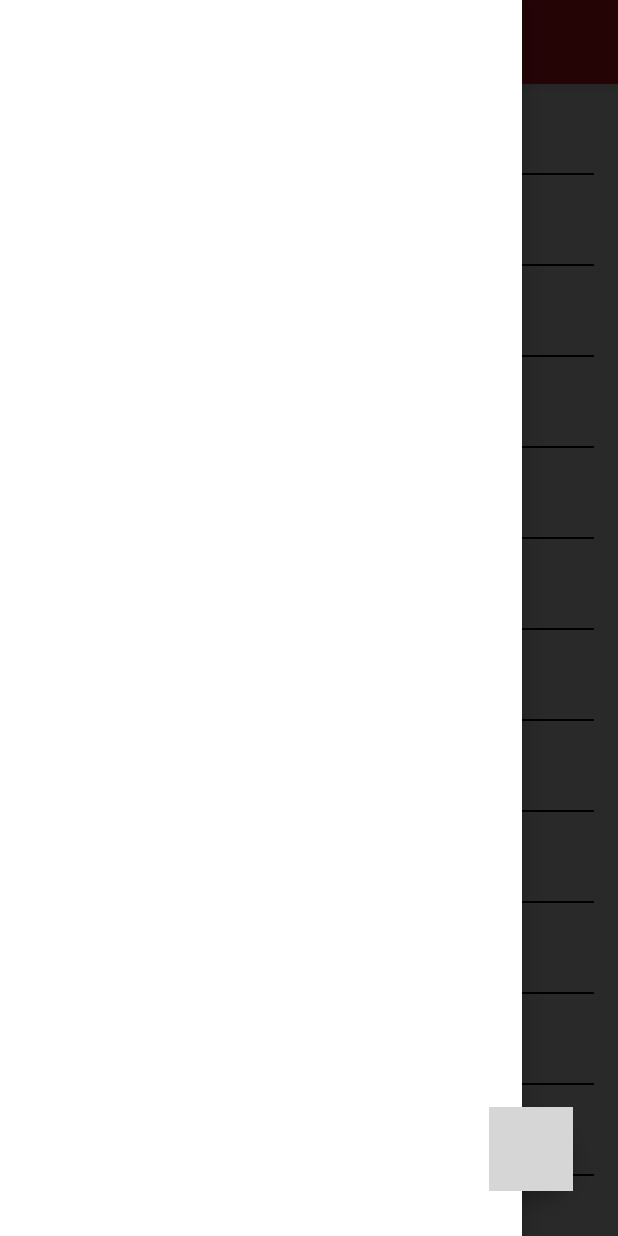
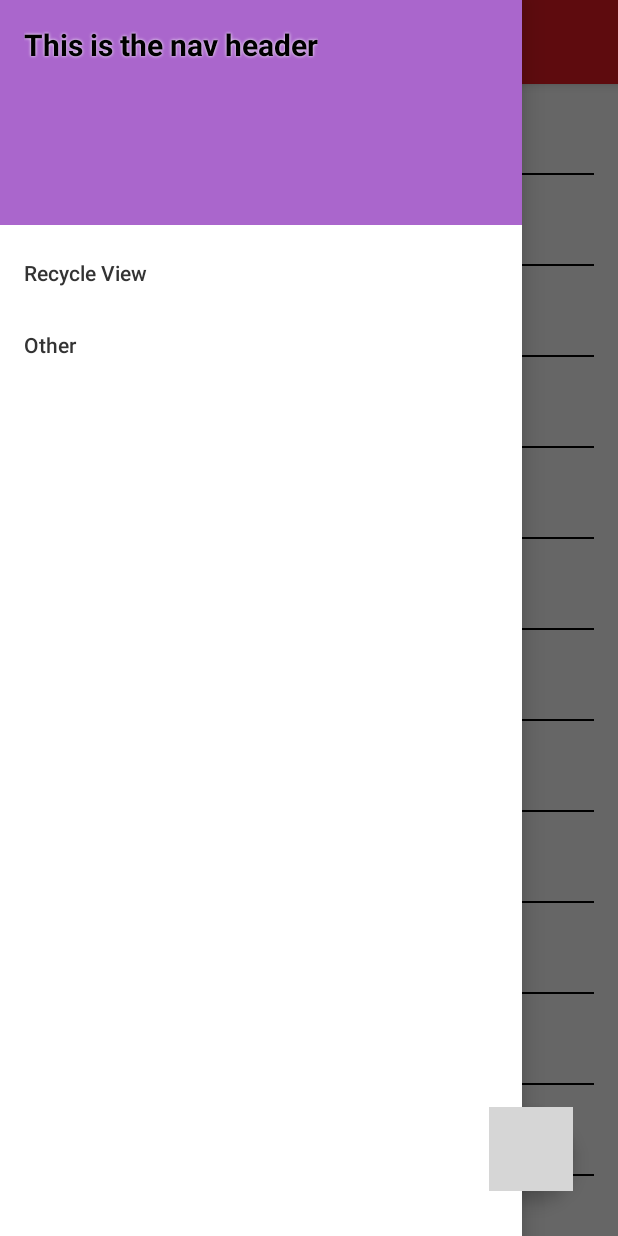
Before and after one commit to andras-the-android/MyPocApplication, an Android app: the MaterialTestActivity screen opened directly, with no data from a screen before it, after a tap on "Hello world!", on a phone screen of 412 x 824 dp. Run offline under Robolectric (Android 15) with nearby library versions, the phone set to English and light mode, and no system bars; our stand-ins replace ButterKnife; 2 statements that could not run were skipped; grey boxes are pictures that could not be loaded.

Commit message:
navigation drawer

```diff
--- a/app/src/main/AndroidManifest.xml
+++ b/app/src/main/AndroidManifest.xml
@@ -87,7 +87,7 @@
                 android:value="com.example.andras.myapplication.LocationActivity" />
         </activity>
         <activity
-            android:name=".MaterialTestActivity"
+            android:name=".material.MaterialTestActivity"
             android:label="@string/title_activity_material_test"
             android:theme="@style/MaterialTheme" >
         </activity>
--- a/app/src/main/java/com/example/andras/myapplication/DragController.java
+++ b/app/src/main/java/com/example/andras/myapplication/DragController.java
@@ -9,6 +9,8 @@ import android.view.GestureDetector;
 import android.view.MotionEvent;
 import android.view.View;
 import android.widget.ImageView;
+
+import com.example.andras.myapplication.material.MaterialTestAdapter;
 
 /**
  * Based on:
--- a/app/src/main/java/com/example/andras/myapplication/MainActivity.java
+++ b/app/src/main/java/com/example/andras/myapplication/MainActivity.java
@@ -4,6 +4,8 @@ import android.app.Activity;
 import android.content.Intent;
 import android.os.Bundle;
 import android.view.View;
+
+import com.example.andras.myapplication.material.MaterialTestActivity;
 
 
 public class MainActivity extends Activity {
--- a/app/src/main/java/com/example/andras/myapplication/MaterialTestActivity.java
+++ /dev/null
@@ -1,89 +0,0 @@
-package com.example.andras.myapplication;
-
-import android.content.res.Configuration;
-import android.os.Bundle;
-import android.support.v4.widget.DrawerLayout;
-import android.support.v7.app.ActionBarDrawerToggle;
-import android.support.v7.app.AppCompatActivity;
-import android.support.v7.widget.LinearLayoutManager;
-import android.support.v7.widget.RecyclerView;
-import android.support.v7.widget.Toolbar;
-import android.view.Menu;
-import android.view.MenuItem;
-import android.widget.ImageView;
-
-import butterknife.ButterKnife;
-import butterknife.InjectView;
-
-public class MaterialTestActivity extends AppCompatActivity {
-
-    @InjectView(R.id.drawerLayout)
-    DrawerLayout drawerLayout;
-    @InjectView(R.id.recyclerView)
-    RecyclerView recyclerView;
-    @InjectView(R.id.toolbar)
-    Toolbar toolbar;
-    @InjectView(R.id.drag_overlay)
-    ImageView dragOverlay ;
-
-    ActionBarDrawerToggle drawerToggle;
-
-    @Override
-    protected void onCreate(Bundle savedInstanceState) {
-        super.onCreate(savedInstanceState);
-        setContentView(R.layout.activity_material_test);
-        ButterKnife.inject(this);
-        setSupportActionBar(toolbar);
-
-        drawerToggle = new ActionBarDrawerToggle(MaterialTestActivity.this, drawerLayout, R.string.hello_world, R.string.hello_world);
-        drawerLayout.setDrawerListener(drawerToggle);
-
-        recyclerView.setLayoutManager(new LinearLayoutManager(this));
-        recyclerView.setAdapter(new MaterialTestAdapter());
-        recyclerView.addOnItemTouchListener(new DragController(recyclerView, dragOverlay));
-
-        getSupportActionBar().setHomeButtonEnabled(true);
-        getSupportActionBar().setDisplayHomeAsUpEnabled(true);
-    }
-
-    @Override
-    public void onPostCreate(Bundle savedInstanceState) {
-        super.onPostCreate(savedInstanceState);
-        drawerToggle.syncState();
-    }
-
-    @Override
-    public void onConfigurationChanged(Configuration newConfig) {
-        super.onConfigurationChanged(newConfig);
-        drawerToggle.onConfigurationChanged(newConfig);
-    }
-
-    @Override
-    public boolean onCreateOptionsMenu(Menu menu) {
-        // Inflate the menu; this adds items to the action bar if it is present.
-        getMenuInflater().inflate(R.menu.menu_material_test, menu);
-        return true;
-    }
-
-    @Override
-    public boolean onOptionsItemSelected(MenuItem item) {
-        // Handle action bar item clicks here. The action bar will
-        // automatically handle clicks on the Home/Up button, so long
-        // as you specify a parent activity in AndroidManifest.xml.
-
-        if (drawerToggle.onOptionsItemSelected(item)) {
-            return true;
-        }
-
-        int id = item.getItemId();
-
-
-
-        //noinspection SimplifiableIfStatement
-        if (id == R.id.action_settings) {
-            return true;
-        }
-
-        return super.onOptionsItemSelected(item);
-    }
-}
--- /dev/null
+++ b/app/src/main/java/com/example/andras/myapplication/material/MaterialTestActivity.java
@@ -0,0 +1,151 @@
+package com.example.andras.myapplication.material;
+
+import android.app.Fragment;
+import android.content.res.Configuration;
+import android.os.Bundle;
+import android.os.Handler;
+import android.support.design.widget.NavigationView;
+import android.support.v4.view.GravityCompat;
+import android.support.v4.widget.DrawerLayout;
+import android.support.v7.app.ActionBarDrawerToggle;
+import android.support.v7.app.AppCompatActivity;
+import android.support.v7.widget.Toolbar;
+import android.view.MenuItem;
+import android.view.View;
+import android.widget.TextView;
+
+import com.example.andras.myapplication.R;
+
+import butterknife.ButterKnife;
+import butterknife.InjectView;
+
+public class MaterialTestActivity extends AppCompatActivity {
+
+    private static final long DRAWER_CLOSE_DELAY_MS = 350;
+
+    @InjectView(R.id.drawerLayout)
+    DrawerLayout drawerLayout;
+    @InjectView(R.id.toolbar)
+    Toolbar toolbar;
+    @InjectView(R.id.navigation)
+    NavigationView navigationView;
+
+    ActionBarDrawerToggle drawerToggle;
+    private final Handler drawerActionHandler = new Handler();
+
+    @Override
+    protected void onCreate(Bundle savedInstanceState) {
+        super.onCreate(savedInstanceState);
+        setContentView(R.layout.activity_material_test);
+        ButterKnife.inject(this);
+        setSupportActionBar(toolbar);
+
+        // set up the hamburger icon to open and close the drawer
+        drawerToggle = new ActionBarDrawerToggle(MaterialTestActivity.this, drawerLayout, R.string.hello_world, R.string.hello_world) {
+            //ezek nem kötelezőek
+//            @Override
+//            public void onDrawerClosed(View drawerView) {
+//            ...
+//
+//            @Override
+//            public void onDrawerOpened(View drawerView) {
+//            ...
+//
+//            @Override
+//            public void onDrawerSlide(View drawerView, float slideOffset) {
+//            ...
+//
+//            @Override
+//            public void onDrawerStateChanged(int newState) {
+//            ...
+//
+//            @Override
+//            public boolean onOptionsItemSelected(MenuItem item) {
+//                return super.onOptionsItemSelected(item);
+//            }
+//
+//            @Override
+//            public void onConfigurationChanged(Configuration newConfig) {
+//            ...
+//        }
+        };
+        //http://blog.xebia.com/2015/06/09/android-design-support-navigationview/
+        drawerLayout.setDrawerListener(drawerToggle);
+        drawerToggle.syncState();
+
+        // listen for navigation events
+        navigationView.setNavigationItemSelectedListener(new NavigationView.OnNavigationItemSelectedListener() {
+            @Override
+            public boolean onNavigationItemSelected(final MenuItem menuItem) {
+                // allow some time after closing the drawer before performing real navigation
+                // so the user can see what is happening
+                drawerLayout.closeDrawer(GravityCompat.START);
+                drawerActionHandler.postDelayed(new Runnable() {
+                    @Override
+                    public void run() {
+                        swichView(menuItem.getItemId());
+                    }
+                }, DRAWER_CLOSE_DELAY_MS);
+
+                return true;
+            }
+        });
+
+        View headerView = navigationView.inflateHeaderView(R.layout.nav_header);
+        TextView headerText = (TextView) headerView.findViewById(R.id.header_title);
+        headerText.setText("This is the nav header");
+
+        getSupportActionBar().setHomeButtonEnabled(true);
+        getSupportActionBar().setDisplayHomeAsUpEnabled(true);
+        swichView(-1);
+    }
+
+    private void swichView(int resId) {
+        getFragmentManager()
+                .beginTransaction()
+                .replace(R.id.framelayout, getFragmentById(resId))
+                .commit();
+    }
+
+    @Override
+    public void onPostCreate(Bundle savedInstanceState) {
+        super.onPostCreate(savedInstanceState);
+        drawerToggle.syncState();
+    }
+
+    @Override
+    public void onConfigurationChanged(Configuration newConfig) {
+        super.onConfigurationChanged(newConfig);
+        drawerToggle.onConfigurationChanged(newConfig);
+    }
+
+    @Override
+    public boolean onOptionsItemSelected(MenuItem item) {
+        //
+        if (drawerToggle.onOptionsItemSelected(item)) {
+            return true;
+        }
+
+        //többi menüelem kezelése
+        //...
+
+        return super.onOptionsItemSelected(item);
+    }
+
+    @Override
+    public void onBackPressed() {
+        if (drawerLayout.isDrawerOpen(GravityCompat.START)) {
+            drawerLayout.closeDrawer(GravityCompat.START);
+        } else {
+            super.onBackPressed();
+        }
+    }
+
+    private Fragment getFragmentById(int resId) {
+        switch (resId) {
+            case R.id.nav_drawer_recycleview : return new RecyclerViewFragment();
+            case R.id.nav_drawer_other : return new RecyclerViewFragment();
+            default: return new RecyclerViewFragment();
+        }
+    }
+}
--- a/app/src/main/java/com/example/andras/myapplication/MaterialTestAdapter.java
+++ b/app/src/main/java/com/example/andras/myapplication/material/MaterialTestAdapter.java
@@ -1,4 +1,4 @@
-package com.example.andras.myapplication;
+package com.example.andras.myapplication.material;
 
 import android.support.v7.widget.RecyclerView;
 import android.view.ViewGroup;
--- a/app/src/main/java/com/example/andras/myapplication/MaterialTestListItem.java
+++ b/app/src/main/java/com/example/andras/myapplication/material/MaterialTestListItem.java
@@ -1,9 +1,11 @@
-package com.example.andras.myapplication;
+package com.example.andras.myapplication.material;
 
 import android.content.Context;
 import android.view.LayoutInflater;
 import android.widget.LinearLayout;
 import android.widget.TextView;
+
+import com.example.andras.myapplication.R;
 
 import butterknife.ButterKnife;
 import butterknife.InjectView;
--- /dev/null
+++ b/app/src/main/java/com/example/andras/myapplication/material/RecyclerViewFragment.java
@@ -0,0 +1,39 @@
+package com.example.andras.myapplication.material;
+
+import android.app.Fragment;
+import android.os.Bundle;
+import android.support.annotation.Nullable;
+import android.support.v7.widget.LinearLayoutManager;
+import android.support.v7.widget.RecyclerView;
+import android.view.LayoutInflater;
+import android.view.View;
+import android.view.ViewGroup;
+import android.widget.ImageView;
+
+import com.example.andras.myapplication.DragController;
+import com.example.andras.myapplication.R;
+
+import butterknife.ButterKnife;
+import butterknife.InjectView;
+
+/**
+ * Created by Andras_Nemeth on 2015.09.04..
+ */
+public class RecyclerViewFragment extends Fragment {
+
+    @InjectView(R.id.recyclerView)
+    RecyclerView recyclerView;
+    @InjectView(R.id.drag_overlay)
+    ImageView dragOverlay ;
+
+    @Nullable
+    @Override
+    public View onCreateView(LayoutInflater inflater, ViewGroup container, Bundle savedInstanceState) {
+        View view = inflater.inflate(R.layout.fragment_recycle_view, container, false);
+        ButterKnife.inject(this, view);
+        recyclerView.setLayoutManager(new LinearLayoutManager(getActivity()));
+        recyclerView.setAdapter(new MaterialTestAdapter());
+        recyclerView.addOnItemTouchListener(new DragController(recyclerView, dragOverlay));
+        return view ;
+    }
+}
--- a/app/src/main/java/com/example/andras/myapplication/RecyclerViewListItemDto.java
+++ b/app/src/main/java/com/example/andras/myapplication/material/RecyclerViewListItemDto.java
@@ -1,4 +1,4 @@
-package com.example.andras.myapplication;
+package com.example.andras.myapplication.material;
 
 /**
  * Created by Andras_Nemeth on 2015.09.02..
--- a/app/src/main/res/layout/activity_material_test.xml
+++ b/app/src/main/res/layout/activity_material_test.xml
@@ -4,11 +4,11 @@
     android:id="@+id/drawerLayout"
     android:layout_width="match_parent"
     android:layout_height="match_parent"
-    tools:context="com.example.andras.myapplication.MaterialTestActivity">
+    tools:context="com.example.andras.myapplication.material.MaterialTestActivity">
 
     <android.support.design.widget.CoordinatorLayout android:layout_width="match_parent"
         android:layout_height="match_parent"
-        tools:context="com.example.andras.myapplication.MaterialTestActivity">
+        tools:context="com.example.andras.myapplication.material.MaterialTestActivity">
 
         <RelativeLayout
             android:layout_width="match_parent"
@@ -28,12 +28,12 @@
 
             </android.support.design.widget.AppBarLayout>
 
-            <android.support.v7.widget.RecyclerView
-                android:id="@+id/recyclerView"
+            <FrameLayout
+                android:id="@+id/framelayout"
                 android:layout_below="@+id/app_bar_layout"
                 android:layout_width="match_parent"
                 android:layout_height="match_parent">
-            </android.support.v7.widget.RecyclerView>
+            </FrameLayout>
 
         </RelativeLayout>
 
@@ -46,10 +46,12 @@
             android:layout_margin="30dp"
             android:src="@drawable/abc_btn_rating_star_off_mtrl_alpha"
             app:fabSize="normal"
-            app:layout_anchor="@id/recyclerView"
+            app:layout_anchor="@id/framelayout"
             app:layout_anchorGravity="bottom|right"/>
 
     </android.support.design.widget.CoordinatorLayout>
+
+
 
     <!-- layout for drawer
     From documentation
@@ -57,24 +59,17 @@
     To use a DrawerLayout, position your primary content view as the first child with a width and height of match_parent.
     Add drawers as child views after the main content view and set the layout_gravity appropriately.
     Drawers commonly use match_parent for height with a fixed width.
+
     -->
-    <LinearLayout
+    <!-- a navigationView-nak mindig az utolsó elemnek kell lennie a drawerlayoutban, különben a listener nem fog meghívódni -->
+    <android.support.design.widget.NavigationView
+        android:id="@+id/navigation"
         android:layout_width="match_parent"
         android:layout_height="match_parent"
         android:layout_gravity="start"
-        android:background="#ffffff"
-        android:orientation="vertical">
+        app:itemIconTint="#333"
+        app:itemTextColor="#333"
+        app:menu="@menu/menu_nav_drawer" />
 
-    </LinearLayout>
-
-    <FrameLayout
-        android:layout_width="match_parent"
-        android:layout_height="match_parent">
-        <ImageView
-            android:id="@+id/drag_overlay"
-            android:layout_width="wrap_content"
-            android:layout_height="wrap_content"
-            android:contentDescription="@null" />
-    </FrameLayout>
 
 </android.support.v4.widget.DrawerLayout>
--- /dev/null
+++ b/app/src/main/res/layout/fragment_recycle_view.xml
@@ -0,0 +1,22 @@
+<?xml version="1.0" encoding="utf-8"?>
+<LinearLayout xmlns:android="http://schemas.android.com/apk/res/android"
+    android:orientation="vertical"
+    android:layout_width="match_parent"
+    android:layout_height="match_parent">
+
+    <android.support.v7.widget.RecyclerView
+        android:id="@+id/recyclerView"
+        android:layout_width="match_parent"
+        android:layout_height="match_parent"
+        />
+
+    <FrameLayout
+        android:layout_width="match_parent"
+        android:layout_height="match_parent">
+        <ImageView
+            android:id="@+id/drag_overlay"
+            android:layout_width="wrap_content"
+            android:layout_height="wrap_content"
+            android:contentDescription="@null" />
+    </FrameLayout>
+</LinearLayout>
--- /dev/null
+++ b/app/src/main/res/layout/nav_header.xml
@@ -0,0 +1,21 @@
+<?xml version="1.0" encoding="utf-8"?>
+<LinearLayout xmlns:android="http://schemas.android.com/apk/res/android"
+    android:layout_width="match_parent"
+    android:layout_height="150dp"
+    android:background="@android:color/holo_purple"
+    >
+
+    <TextView
+        android:id="@+id/header_title"
+        android:layout_width="wrap_content"
+        android:layout_height="wrap_content"
+        android:layout_margin="16dp"
+        android:textSize="20sp"
+        android:textStyle="bold"
+        android:textColor="@android:color/black"
+        android:shadowColor="@android:color/white"
+        android:shadowDx="0.0"
+        android:shadowDy="0.0"
+        android:shadowRadius="2.0"/>
+
+</LinearLayout>
--- /dev/null
+++ b/app/src/main/res/menu/menu_nav_drawer.xml
@@ -0,0 +1,7 @@
+<?xml version="1.0" encoding="utf-8"?>
+<menu xmlns:android="http://schemas.android.com/apk/res/android">
+
+    <item android:id="@+id/nav_drawer_recycleview" android:title="Recycle View"/>
+    <item android:id="@+id/nav_drawer_other" android:title="Other"/>
+
+</menu>
```
